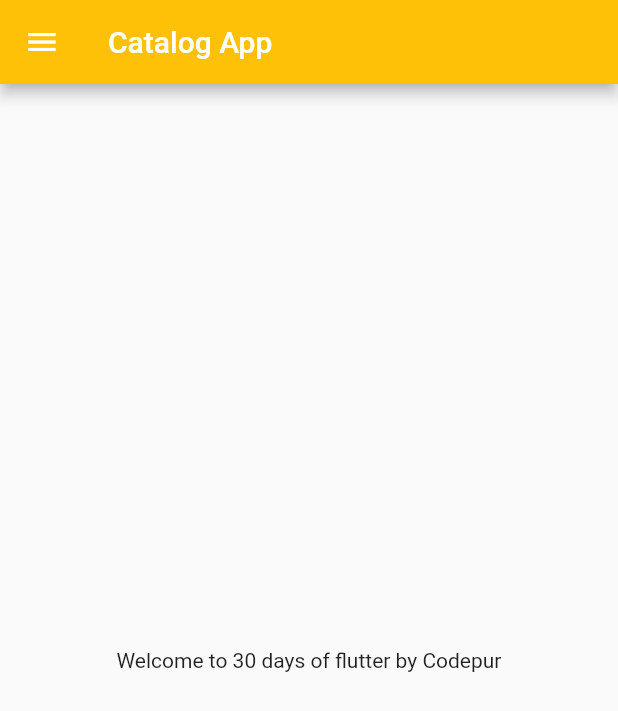
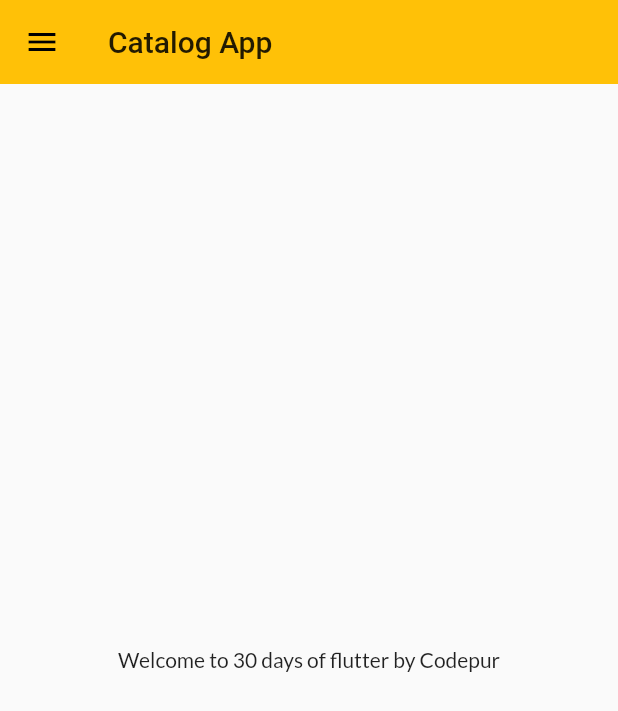
Before and after one commit to prynshg/CatalogApp, a Flutter app: the screen it shows after launch, on a phone screen of 412 x 824 dp. Shown: the top 711 px of the screen. Run offline on Flutter 3.47's test engine with Material 2 defaults, Android fonts, the phone set to English and light mode, and no system bars; our stand-ins replace google_fonts.

Commit message:
day 10 completed

```diff
--- a/lib/main.dart
+++ b/lib/main.dart
@@ -1,5 +1,6 @@
 import 'package:flutter/material.dart';
 import 'package:fluttertest/utils/routes.dart';
+import 'package:fluttertest/widgets/themes.dart';
 import 'package:google_fonts/google_fonts.dart';
 
 import 'pages/HomePage.dart';
@@ -17,11 +18,9 @@ class MyApp extends StatelessWidget {
 
     return MaterialApp(
       // home: HomePage(),
-      themeMode: ThemeMode.dark,
-      theme: ThemeData(primarySwatch: Colors.amber,fontFamily: GoogleFonts.lato().fontFamily),
-      darkTheme: ThemeData(
-        brightness: Brightness.light,
-      ),
+      themeMode: ThemeMode.light,
+      theme: MyTheme.lightTheme(context),
+      darkTheme: MyTheme.darkTheme(context),
       debugShowCheckedModeBanner: false,
       initialRoute: MyRoutes.homeRoute,
       routes: {
--- a/lib/pages/HomePage.dart
+++ b/lib/pages/HomePage.dart
@@ -9,8 +9,9 @@ class HomePage extends StatelessWidget {
   Widget build(BuildContext context) {
     return Scaffold(
       appBar: AppBar(
-        backgroundColor: Colors.amber,
-        title: Text("Catalog App"),
+        title: Text(
+            "Catalog App",
+        ),
       ),
       body: Center(
         child: Container(
--- /dev/null
+++ b/lib/widgets/themes.dart
@@ -0,0 +1,19 @@
+import 'package:flutter/material.dart';
+import 'package:google_fonts/google_fonts.dart';
+
+class MyTheme{
+  static ThemeData lightTheme(BuildContext context)=>ThemeData(
+        primarySwatch: Colors.amber,
+        fontFamily: GoogleFonts.lato().fontFamily,
+        appBarTheme: AppBarTheme(
+          color: Colors.amber,
+          elevation: 0.0,
+          iconTheme: IconThemeData(color: Colors.black),
+          textTheme: Theme.of(context).textTheme,
+        )
+  );
+
+  static ThemeData darkTheme(BuildContext context)=>ThemeData(
+     brightness: Brightness.dark,
+  );
+}
```
Also changed, not shown: lib/models/catalog.dart (added, +19 -0 lines).
